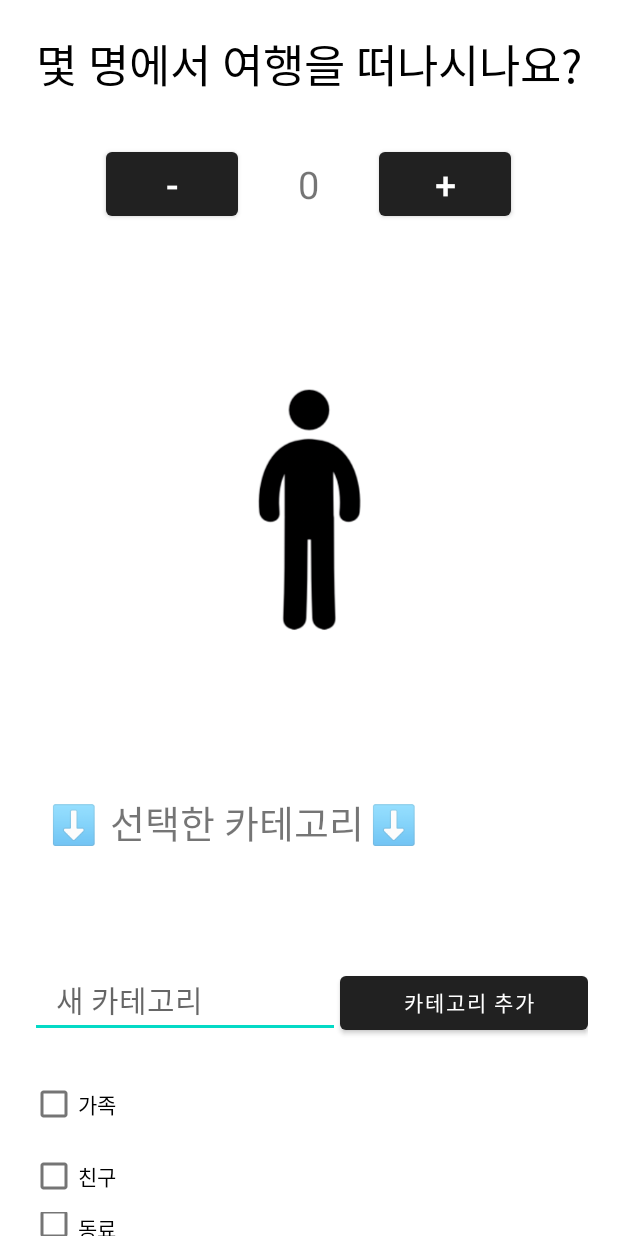
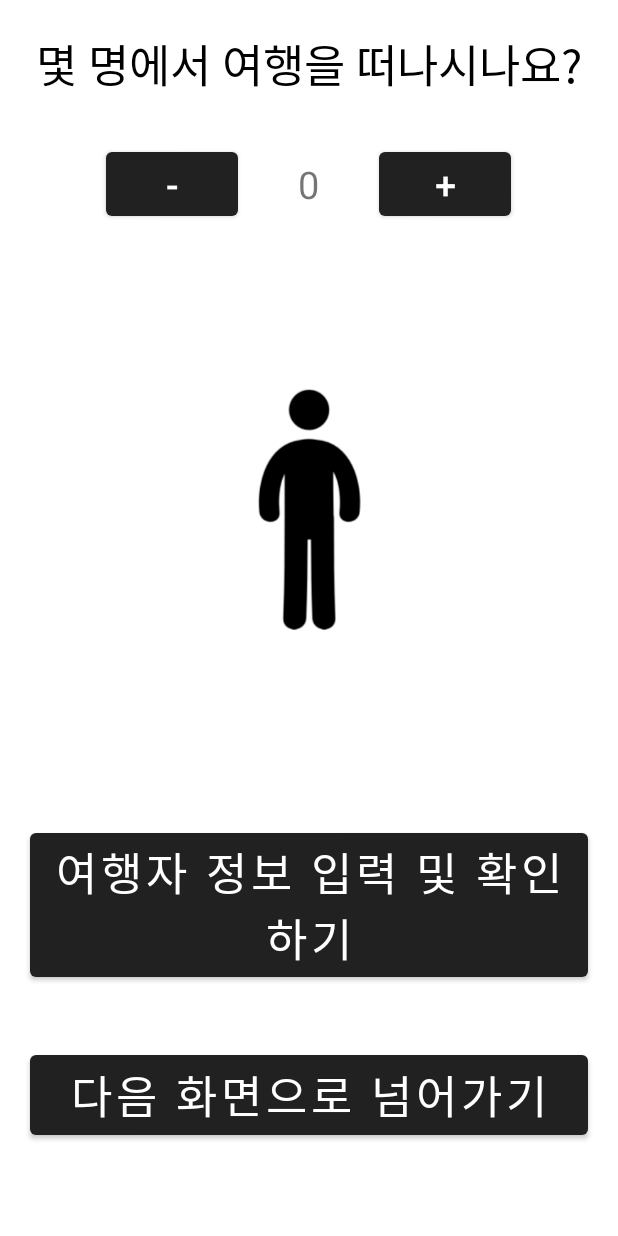
Before and after one commit to hyunseo0520/NODAPZ, an Android app: the layout activity_who.xml on its own in the app's theme, with its tools: preview values and no code run, on a phone screen of 412 x 824 dp. Run offline under Robolectric (Android 15) with nearby library versions, the light colour scheme and no system bars.

Commit message:
[FEAT] activity_photo.xml 수정

```diff
--- a/app/src/main/res/layout/activity_who.xml
+++ b/app/src/main/res/layout/activity_who.xml
@@ -52,79 +52,20 @@
         android:layout_margin="30dp"
         android:src="@drawable/person1" />
 
-    <TextView
-        android:id="@+id/textView_explain"
-        android:layout_width="wrap_content"
-        android:layout_height="wrap_content"
-        android:layout_marginLeft="20dp"
-        android:layout_marginRight="20dp"
-        android:layout_marginBottom="20dp"
-        android:text="\t⬇️\t선택한 카테고리\t⬇️\t"
-        android:textSize="25dp" />
-
-    <TextView
-        android:id="@+id/textView_categories"
-        android:layout_width="wrap_content"
-        android:layout_height="wrap_content"
-        android:layout_marginLeft="40dp"
-        android:layout_marginRight="40dp"
-        android:text=""
-        android:textSize="25dp" />
-
-    <LinearLayout
-        android:layout_width="match_parent"
-        android:layout_height="wrap_content"
-        android:orientation="horizontal"
-        android:layout_margin="20dp">
-        <EditText
-            android:id="@+id/editText_newCategory"
-            android:layout_width="match_parent"
-            android:layout_height="wrap_content"
-            android:textSize="20dp"
-            android:layout_weight="1"
-            android:hint="\t새 카테고리" />
-
-        <Button
-            android:id="@+id/button_addCategory"
-            android:layout_width="wrap_content"
-            android:layout_height="wrap_content"
-            android:text="\t\t카테고리 추가\t\t" />
-    </LinearLayout>
-
-    <LinearLayout
-        android:id="@+id/layout_categories"
-        android:layout_width="match_parent"
-        android:layout_height="wrap_content"
-        android:layout_marginLeft="20dp"
-        android:layout_marginRight="20dp"
-        android:orientation="vertical">
-
-        <CheckBox
-            android:id="@+id/checkbox_family"
-            android:layout_width="wrap_content"
-            android:layout_height="wrap_content"
-            android:text="가족" />
-
-        <CheckBox
-            android:id="@+id/checkbox_friends"
-            android:layout_width="wrap_content"
-            android:layout_height="wrap_content"
-            android:text="친구" />
-
-        <CheckBox
-            android:id="@+id/checkbox_colleague"
-            android:layout_width="wrap_content"
-            android:layout_height="wrap_content"
-            android:text="동료" />
-
-    </LinearLayout>
-
     <Button
         android:id="@+id/button_who"
         android:layout_width="match_parent"
         android:layout_height="wrap_content"
         android:layout_margin="20dp"
-        android:text="go to what"
+        android:text="여행자 정보 입력 및 확인하기"
+        android:textSize="30dp" />
+
+    <Button
+        android:id="@+id/button_next"
+        android:layout_width="match_parent"
+        android:layout_height="wrap_content"
+        android:layout_margin="20dp"
+        android:text="다음 화면으로 넘어가기"
         android:textSize="30dp" />
 
 </LinearLayout>
```
